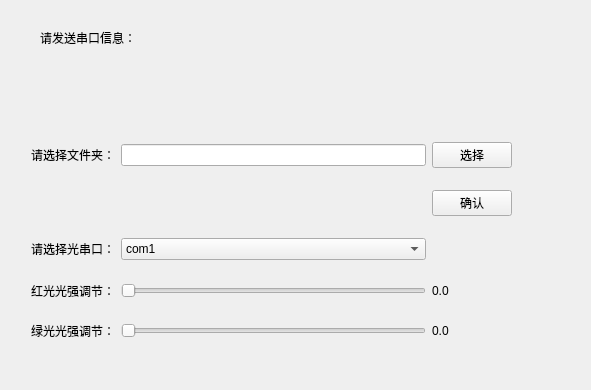
The window that simulator/myframe.ui (lidingke/fiberGeometry) describes before a commit, drawn with Qt 5.
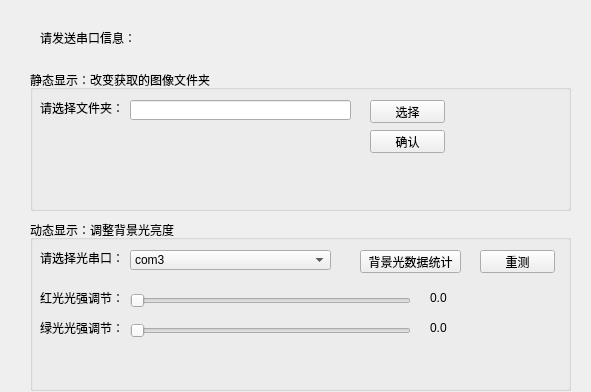
The same window after the commit.

Commit message: test red light

```diff
--- a/simulator/myframe.ui
+++ b/simulator/myframe.ui
@@ -7,7 +7,7 @@
     <x>0</x>
     <y>0</y>
     <width>591</width>
-    <height>390</height>
+    <height>392</height>
    </rect>
   </property>
   <property name="windowTitle">
@@ -26,49 +26,107 @@
     <string>请发送串口信息：</string>
    </property>
   </widget>
-  <widget class="QWidget" name="">
+  <widget class="QGroupBox" name="groupBox">
    <property name="geometry">
     <rect>
-     <x>31</x>
-     <y>126</y>
-     <width>481</width>
-     <height>231</height>
+     <x>30</x>
+     <y>70</y>
+     <width>541</width>
+     <height>141</height>
     </rect>
    </property>
-   <layout class="QGridLayout" name="gridLayout">
-    <item row="0" column="0">
-     <widget class="QLabel" name="label">
-      <property name="text">
-       <string>请选择文件夹：</string>
-      </property>
-     </widget>
-    </item>
-    <item row="0" column="1">
-     <widget class="QLineEdit" name="inputLine"/>
-    </item>
-    <item row="0" column="2">
+   <property name="title">
+    <string>静态显示：改变获取的图像文件夹</string>
+   </property>
      <widget class="QPushButton" name="loadButton">
+    <property name="geometry">
+     <rect>
+      <x>340</x>
+      <y>30</y>
+      <width>75</width>
+      <height>23</height>
+     </rect>
+    </property>
       <property name="text">
        <string>选择</string>
       </property>
      </widget>
-    </item>
-    <item row="1" column="2">
      <widget class="QPushButton" name="okButton">
+    <property name="geometry">
+     <rect>
+      <x>340</x>
+      <y>60</y>
+      <width>75</width>
+      <height>23</height>
+     </rect>
+    </property>
       <property name="text">
        <string>确认</string>
       </property>
      </widget>
-    </item>
-    <item row="2" column="0">
+   <widget class="QLabel" name="label">
+    <property name="geometry">
+     <rect>
+      <x>10</x>
+      <y>30</y>
+      <width>84</width>
+      <height>16</height>
+     </rect>
+    </property>
+    <property name="text">
+     <string>请选择文件夹：</string>
+    </property>
+   </widget>
+   <widget class="QLineEdit" name="inputLine">
+    <property name="geometry">
+     <rect>
+      <x>100</x>
+      <y>30</y>
+      <width>221</width>
+      <height>20</height>
+     </rect>
+    </property>
+   </widget>
+  </widget>
+  <widget class="QGroupBox" name="groupBox_4">
+   <property name="geometry">
+    <rect>
+     <x>30</x>
+     <y>220</y>
+     <width>541</width>
+     <height>171</height>
+    </rect>
+   </property>
+   <property name="title">
+    <string>动态显示：调整背景光亮度</string>
+   </property>
      <widget class="QLabel" name="choose_light">
+    <property name="geometry">
+     <rect>
+      <x>10</x>
+      <y>30</y>
+      <width>84</width>
+      <height>16</height>
+     </rect>
+    </property>
       <property name="text">
        <string>请选择光串口：</string>
       </property>
      </widget>
-    </item>
-    <item row="2" column="1">
      <widget class="QComboBox" name="port">
+    <property name="geometry">
+     <rect>
+      <x>100</x>
+      <y>30</y>
+      <width>201</width>
+      <height>20</height>
+     </rect>
+    </property>
+    <item>
+     <property name="text">
+      <string>com3</string>
+     </property>
+    </item>
       <item>
        <property name="text">
         <string>com1</string>
@@ -150,50 +208,110 @@
        </property>
       </item>
      </widget>
-    </item>
-    <item row="3" column="0">
      <widget class="QLabel" name="change_red">
+    <property name="geometry">
+     <rect>
+      <x>10</x>
+      <y>70</y>
+      <width>84</width>
+      <height>16</height>
+     </rect>
+    </property>
       <property name="text">
        <string>红光光强调节：</string>
       </property>
      </widget>
-    </item>
-    <item row="3" column="1">
      <widget class="QSlider" name="red_Slider">
+    <property name="geometry">
+     <rect>
+      <x>100</x>
+      <y>70</y>
+      <width>281</width>
+      <height>22</height>
+     </rect>
+    </property>
       <property name="orientation">
        <enum>Qt::Horizontal</enum>
       </property>
      </widget>
-    </item>
-    <item row="3" column="2">
      <widget class="QLabel" name="red_light">
+    <property name="geometry">
+     <rect>
+      <x>400</x>
+      <y>70</y>
+      <width>18</width>
+      <height>16</height>
+     </rect>
+    </property>
       <property name="text">
        <string>0.0</string>
       </property>
      </widget>
-    </item>
-    <item row="4" column="0">
      <widget class="QLabel" name="change_green">
+    <property name="geometry">
+     <rect>
+      <x>10</x>
+      <y>100</y>
+      <width>84</width>
+      <height>16</height>
+     </rect>
+    </property>
       <property name="text">
        <string>绿光光强调节：</string>
       </property>
      </widget>
-    </item>
-    <item row="4" column="1">
      <widget class="QSlider" name="green_Slider">
+    <property name="geometry">
+     <rect>
+      <x>100</x>
+      <y>100</y>
+      <width>281</width>
+      <height>22</height>
+     </rect>
+    </property>
       <property name="orientation">
        <enum>Qt::Horizontal</enum>
       </property>
      </widget>
-    </item>
-    <item row="4" column="2">
      <widget class="QLabel" name="green_light">
+    <property name="geometry">
+     <rect>
+      <x>400</x>
+      <y>100</y>
+      <width>18</width>
+      <height>16</height>
+     </rect>
+    </property>
       <property name="text">
        <string>0.0</string>
       </property>
      </widget>
-    </item>
-   </layout>
+   <widget class="QPushButton" name="light_collect">
+    <property name="geometry">
+     <rect>
+      <x>330</x>
+      <y>30</y>
+      <width>101</width>
+      <height>23</height>
+     </rect>
+    </property>
+    <property name="text">
+     <string>背景光数据统计</string>
+    </property>
+   </widget>
+   <widget class="QPushButton" name="reset">
+    <property name="geometry">
+     <rect>
+      <x>450</x>
+      <y>30</y>
+      <width>75</width>
+      <height>23</height>
+     </rect>
+    </property>
+    <property name="text">
+     <string>重测</string>
+    </property>
+   </widget>
   </widget>
  </widget>
  <resources/>
```
Left out of the diff: 5 changed lines with no effect on the pictures. Lines whose indentation alone changed are shown as unchanged. The commit also changes 5 other files.
